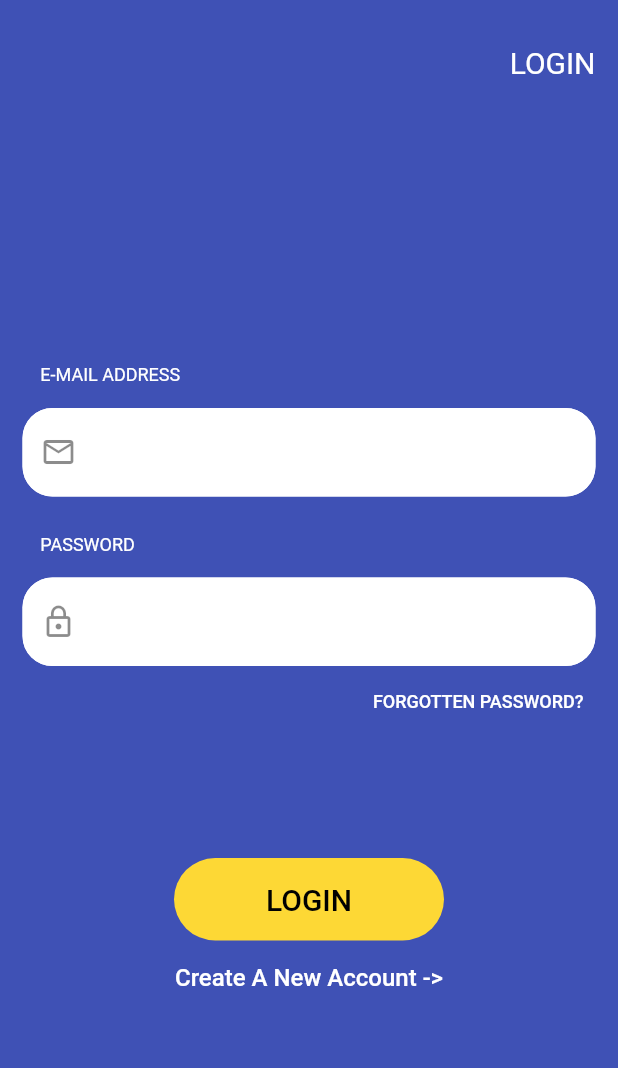
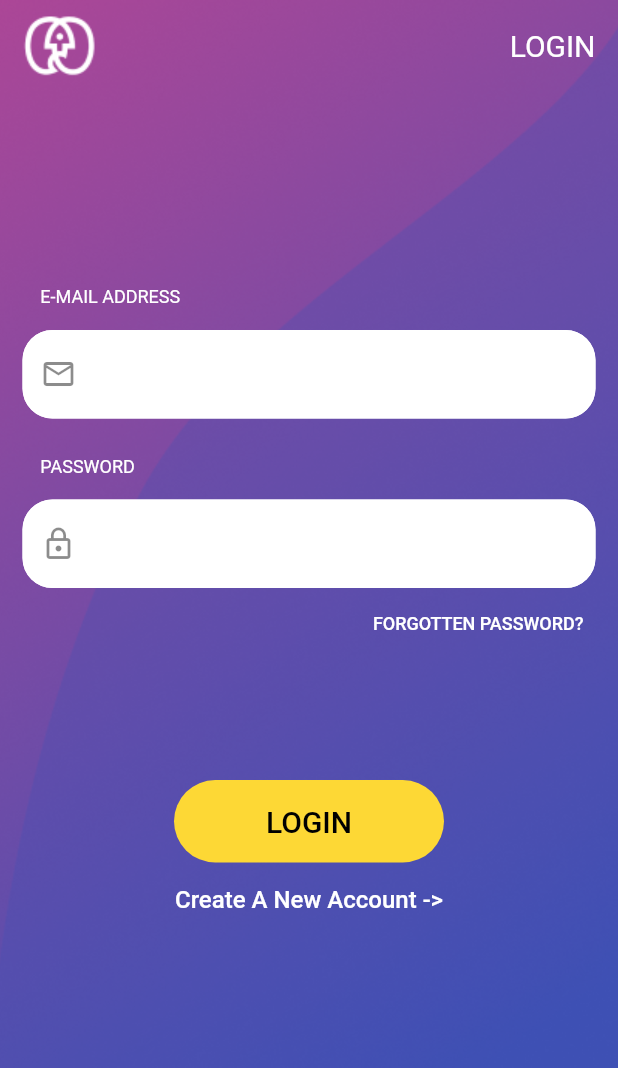
Before and after one commit to Sayantan964/protibimbo, a Flutter app: the LoginScreen screen opened directly, on a phone screen of 412 x 824 dp. Shown: the top 1068 px of the screen. Run offline on Flutter 3.47's test engine with Material 2 defaults, Android fonts, the phone set to English and light mode, and no system bars; our stand-ins replace flutter_otp_text_field, google_fonts.

Commit message:
login design change

```diff
--- a/lib/LoginScreen.dart
+++ b/lib/LoginScreen.dart
@@ -17,9 +17,14 @@ class _LoginScreenState extends State<LoginScreen> {
 
     return Scaffold(
       resizeToAvoidBottomInset: false,
-      backgroundColor: Colors.indigo,
       body: SafeArea(
         child: Container(
+          decoration: BoxDecoration(
+            image: DecorationImage(
+              image: AssetImage("assets/images/onboarding_background_image.png"),
+              fit: BoxFit.cover,
+            ),
+          ),
           padding: const EdgeInsets.symmetric(vertical: 10, horizontal: 15),
           width: _screenWidth,
           height: _screenHeight,
@@ -27,9 +32,18 @@ class _LoginScreenState extends State<LoginScreen> {
             crossAxisAlignment: CrossAxisAlignment.center,
             children: [
               Container(
+                child:
+                Row(
+                  mainAxisAlignment: MainAxisAlignment.spaceBetween,
+                  children: [
+                    Container(
+                      alignment: Alignment.centerLeft,
+                      child:Image.asset(
+                        'assets/images/loginlogo.png',
+                      ),
+                    ),
+                    Container(
                       alignment: Alignment.centerRight,
-                width: double.infinity,
-                margin: EdgeInsets.only(top: 20),
                       child: Text(
                         "LOGIN",
                         style: TextStyle(
@@ -39,8 +53,11 @@ class _LoginScreenState extends State<LoginScreen> {
                         ),
                       ),
                     ),
+                  ],
+                ),
+              ),
               SizedBox(
-                height: 170,
+                height: 120,
               ),
               Container(
                 width: double.infinity,
```
Also changed, not shown: assets/images/loginlogo.png (added), assets/images/onboarding_background_image.png (added). Lines whose indentation alone changed are shown as unchanged.
